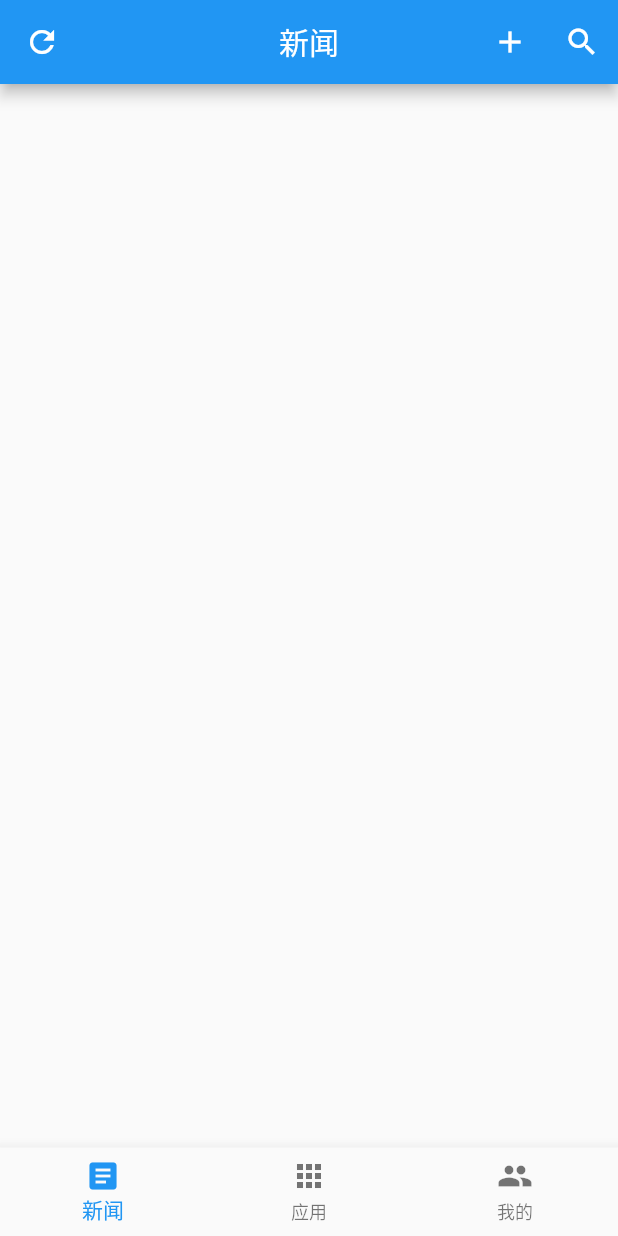
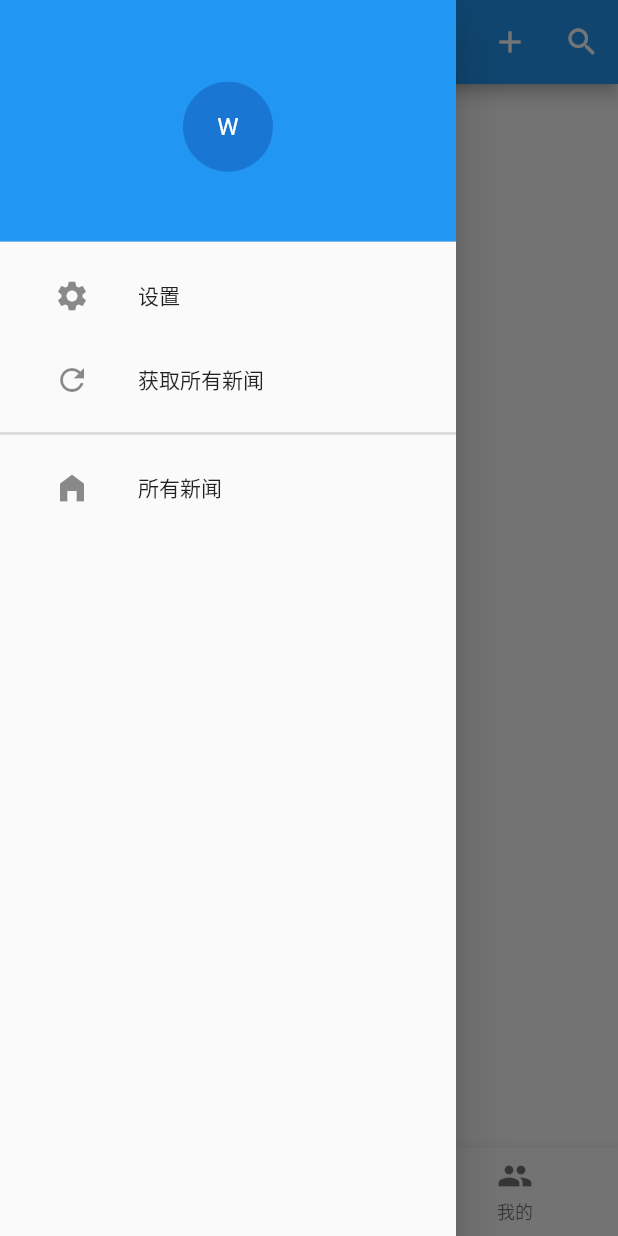
Before and after one commit to WaifSpace/waifspace, a Flutter app: the screen it shows after launch, with the side drawer open (before the commit the screen has no drawer), on a phone screen of 412 x 824 dp. Run offline on Flutter 3.47's test engine with Material 2 defaults, Android fonts, the phone set to English and light mode, and no system bars; our stand-ins replace adaptive_dialog, fluttertoast, get, jiffy, logger, sqflite and 1 more; missing offline and left inert: dart_rss, flutter_inappwebview; accounts and stored records are empty.

Commit message:
添加了基本的侧边栏

```diff
--- a/lib/app/components/controllers/article_list_controller.dart
+++ b/lib/app/components/controllers/article_list_controller.dart
@@ -32,6 +32,7 @@ class ArticleListController extends GetxController {
 
   Future<void> reloadData() async {
     _articles.assignAll(await articleProvider.latestArticles(-1));
+    jumpToTop();
   }
 
   Article getArticle(index) {
--- a/lib/app/components/controllers/homepage_appbar_controller.dart
+++ b/lib/app/components/controllers/homepage_appbar_controller.dart
@@ -1,33 +1,37 @@
 import 'package:fluttertoast/fluttertoast.dart';
 import 'package:get/get.dart';
 import 'package:waifspace/app/components/controllers/article_list_controller.dart';
+import 'package:waifspace/app/data/providers/article_provider.dart';
 import 'package:waifspace/app/services/rss_service.dart';
 
 class HomepageAppbarController extends GetxController {
-  final title = "新闻".obs;
 
-  var rssService = Get.find<RssService>();
+  RssService rssService = Get.find<RssService>();
   ArticleListController articleListController = Get.find<ArticleListController>();
+  ArticleProvider articleProvider = Get.find<ArticleProvider>();
 
   Future<void> reload() async {
     await rssService.fetchAllArticles();
-    // await rssService.fetchArticles(2);
+  }
+
+  String title() {
+    return articleProvider.filterSourceName.isEmpty ? "新闻" : articleProvider.filterSourceName.value;
   }
 
   Future<void> add(String url, String name) async {
     try {
       var article = await rssService.addSource(url, name);
       if(article != null) {
-        showMsg("添加网站成功 ${article.name}");
+        _showMsg("添加网站成功 ${article.name}");
       } else {
-        showMsg("添加网站错误 $url");
+        _showMsg("添加网站错误 $url");
       }
     } catch (e) {
-      showMsg("添加网站错误 ${e.toString()}");
+      _showMsg("添加网站错误 ${e.toString()}");
     }
   }
 
-  void showMsg(String msg) {
+  void _showMsg(String msg) {
     Fluttertoast.showToast(
       msg: msg,
       toastLength: Toast.LENGTH_LONG,
--- a/lib/app/components/views/article_view.dart
+++ b/lib/app/components/views/article_view.dart
@@ -44,7 +44,10 @@ class ArticleView extends GetView<ArticleController> {
         Row(
           mainAxisAlignment: MainAxisAlignment.start,
           children: [
-            RawChip(label: Text(article.sourceName ?? '')),
+            RawChip(label: GestureDetector(
+              onTap: () => controller.filterSource(article.sourceId!, article.sourceName ?? ''),
+              child: Text(article.sourceName ?? ''),
+            )),
             const SizedBox(width: 10),
             RawChip(label: Text(controller.articleTime(article))),
           ],
--- a/lib/app/components/views/homepage_appbar_view.dart
+++ b/lib/app/components/views/homepage_appbar_view.dart
@@ -13,7 +13,7 @@ class HomepageAppbarView extends GetView<HomepageAppbarController>
   Widget build(BuildContext context) {
     var titleInfo = Obx(() {
       if(controller.rssService.progress <= 0) {
-        return Text("${controller.title}");
+        return Text(controller.title());
       } else {
         return LinearProgressIndicator(
           backgroundColor: Colors.blue,
@@ -29,10 +29,10 @@ class HomepageAppbarView extends GetView<HomepageAppbarController>
       child: AppBar(
         title: titleInfo,
         centerTitle: true,
-        leading: IconButton(
-          icon: const Icon(Icons.refresh),
-          onPressed: controller.reload,
-        ),
+        // leading: IconButton(
+        //   icon: const Icon(Icons.refresh),
+        //   onPressed: controller.reload,
+        // ),
         actions: [
           IconButton(
             onPressed: () async {
--- a/lib/app/data/providers/article_provider.dart
+++ b/lib/app/data/providers/article_provider.dart
@@ -4,14 +4,16 @@ import 'package:waifspace/app/data/providers/article_source_provider.dart';
 import 'package:waifspace/app/helper/app_time.dart';
 import 'package:waifspace/app/helper/sql_builder.dart';
 import 'package:waifspace/app/services/database_service.dart';
-
 import '../models/article_model.dart';
 
 class ArticleProvider {
   static String table = "articles";
   static int queryLimit = 20;
 
-  String _searchCondition = ''; // 用于搜索的条件，会根据 title 和 content 字段查询
+  var filterSourceName = "".obs; // 用于显示过滤的source的名字
+
+  String? _searchCondition; // 用于搜索的条件，会根据 title 和 content 字段查询
+  int? _sourceIDCondition; // 用于根据数据源来显示
 
   final Database _db = Get.find<DatabaseService>().db;
 
@@ -20,7 +22,10 @@ class ArticleProvider {
     List<Article> articles = [];
 
     var sqlBuilder = SqlBuilder("SELECT a.*, b.name as source_name FROM $table as a left join ${ArticleSourceProvider.table} as b on a.source_id = b.id");
-    sqlBuilder.limit(queryLimit).orderBy("a.id", desc: true).like('(a.title like ? or a.content like ?)', [_searchCondition, _searchCondition]);
+    sqlBuilder.limit(queryLimit)
+        .where("source_id = ?", [_sourceIDCondition])
+        .orderBy("a.id", desc: true)
+        .like('(a.title like ? or a.content like ?)', [_searchCondition, _searchCondition]);
     if(id > 0) {
       sqlBuilder.where("a.id < ?", [id]);
     }
@@ -35,6 +40,11 @@ class ArticleProvider {
       articles.add(Article.fromJson(map));
     }
     return articles;
+  }
+
+  void updateSourceIDFilter(int? sourceID, String sourceName) {
+    _sourceIDCondition = sourceID;
+    filterSourceName.value = sourceName;
   }
 
   void updateSearchFilter(String text) {
--- a/lib/app/modules/home/views/home_view.dart
+++ b/lib/app/modules/home/views/home_view.dart
@@ -11,10 +11,87 @@ class HomeView extends GetView<HomeController> {
 
   @override
   Widget build(BuildContext context) {
-    return Obx(() => Scaffold(
+    var drawer = Drawer(
+      child: Column(
+        children: [
+          const DrawerHeader(
+            decoration: BoxDecoration(
+              color: Colors.blue,
+            ),
+            child: Center(
+              child: SizedBox(
+                width: 60,
+                height: 60,
+                child: CircleAvatar(
+                  child: Text(
+                    'W',
+                    style: TextStyle(color: Colors.white),
+                  ),
+                ),
+              ),
+            ),
+          ),
+          Padding(
+            padding: const EdgeInsets.fromLTRB(20, 0, 20, 0),
+            child: ListTile(
+              leading: const Icon(Icons.settings),
+              title: const Text('设置'),
+              onTap: () {},
+            ),
+          ),
+          Padding(
+            padding: const EdgeInsets.fromLTRB(20, 0, 20, 0),
+            child: ListTile(
+              leading: const Icon(Icons.refresh),
+              title: const Text('获取所有新闻'),
+              onTap: () {
+                controller.fetchAllArticles();
+                Get.back();
+              },
+            ),
+          ),
+          const Divider(
+            thickness: 2,
+          ),
+          Padding(
+            padding: const EdgeInsets.fromLTRB(20, 0, 20, 0),
+            child: ListTile(
+              leading: const Icon(Icons.home_filled),
+              title: const Text('所有新闻'),
+              onTap: () {
+                controller.articleProvider.updateSourceIDFilter(null, '');
+                controller.articleListController.reloadData();
+                Get.back();
+              },
+            ),
+          ),
+          Expanded(
+            child: ListView(
+              padding: const EdgeInsets.fromLTRB(20, 0, 20, 0),
+              children: controller.cacheArticleSources.map((e) {
+                return ListTile(
+                  leading: const Icon(Icons.web_stories),
+                  title: Text(e.name!),
+                  onTap: () {
+                    controller.articleProvider.updateSourceIDFilter(e.id, e.name!);
+                    controller.articleListController.reloadData();
+                    Get.back();
+                  },
+                );
+              }).toList(),
+            ),
+          ),
+        ],
+      ),
+    );
+
+    return Obx(() => WillPopScope(
+      onWillPop: controller.onWillPop,
+      child: Scaffold(
         appBar: HomepageAppbarView(
           onDoubleTap: controller.onDoubleTap,
         ),
+        drawer: drawer,
         bottomNavigationBar: const BottomNavigationBarView(),
         body: IndexedStack(
           alignment: Alignment.center,
@@ -24,6 +101,7 @@ class HomeView extends GetView<HomeController> {
             AppsView(),
           ],
         ),
+      ),
     ));// return const Scaffold(
   }
 }
```
Also changed, not shown: lib/app/components/controllers/article_controller.dart (+9 -0 lines), lib/app/modules/home/controllers/home_controller.dart (+32 -0 lines). Lines whose indentation alone changed are shown as unchanged.
